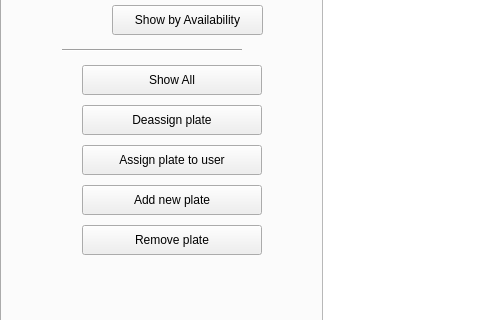
Above: Project_Folder/Project_Space/Concentrate_Advance.ui from Joel-HsienChi/----- before the change; both pictures show x 0 to 480 and y 331 to 651 of the 1350 by 800 pixel window. Below: the same form after it.
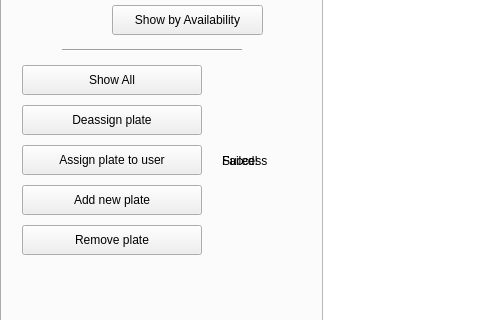
That is the form after the change.

Commit message: modified:   Project_Folder/Project_Space/Concentrate_Advance.py 	modified:   Project_Folder/Project_Space/Concentrate_Advance.ui 	modified:   Project_Folder/Project_Space/Function.py 	modified:   Project_Folder/Project_Space/Login_Main.py 	modified:   Project_Folder/Project_Space/Project.db 	modified:   Project_Folder/Project_Space/__pycache__/Function.cpython-39.pyc

```diff
--- a/Project_Folder/Project_Space/Concentrate_Advance.ui
+++ b/Project_Folder/Project_Space/Concentrate_Advance.ui
@@ -943,7 +943,7 @@
    <widget class="QPushButton" name="Show_all_button_Plate_Info">
     <property name="geometry">
      <rect>
-      <x>80</x>
+      <x>20</x>
       <y>370</y>
       <width>180</width>
       <height>30</height>
@@ -1178,7 +1178,7 @@
    <widget class="QPushButton" name="Assign_plate_to_user">
     <property name="geometry">
      <rect>
-      <x>80</x>
+      <x>20</x>
       <y>450</y>
       <width>180</width>
       <height>30</height>
@@ -1197,7 +1197,7 @@
    <widget class="QPushButton" name="Deassign_plate_from_user">
     <property name="geometry">
      <rect>
-      <x>80</x>
+      <x>20</x>
       <y>410</y>
       <width>180</width>
       <height>30</height>
@@ -1216,7 +1216,7 @@
    <widget class="QPushButton" name="Add_new_plate">
     <property name="geometry">
      <rect>
-      <x>80</x>
+      <x>20</x>
       <y>490</y>
       <width>180</width>
       <height>30</height>
@@ -1235,7 +1235,7 @@
    <widget class="QPushButton" name="Remove_plate">
     <property name="geometry">
      <rect>
-      <x>80</x>
+      <x>20</x>
       <y>530</y>
       <width>180</width>
       <height>30</height>
@@ -1251,6 +1251,44 @@
      <string>Remove plate</string>
     </property>
    </widget>
+   <widget class="QLabel" name="Assign_fail_label">
+    <property name="geometry">
+     <rect>
+      <x>220</x>
+      <y>450</y>
+      <width>91</width>
+      <height>31</height>
+     </rect>
+    </property>
+    <property name="minimumSize">
+     <size>
+      <width>61</width>
+      <height>16</height>
+     </size>
+    </property>
+    <property name="text">
+     <string>Failed!</string>
+    </property>
+   </widget>
+   <widget class="QLabel" name="Assign_success_label">
+    <property name="geometry">
+     <rect>
+      <x>220</x>
+      <y>450</y>
+      <width>91</width>
+      <height>31</height>
+     </rect>
+    </property>
+    <property name="minimumSize">
+     <size>
+      <width>61</width>
+      <height>16</height>
+     </size>
+    </property>
+    <property name="text">
+     <string>Success</string>
+    </property>
+   </widget>
   </widget>
  </widget>
  <resources/>
```
The commit also changes 5 other files.
